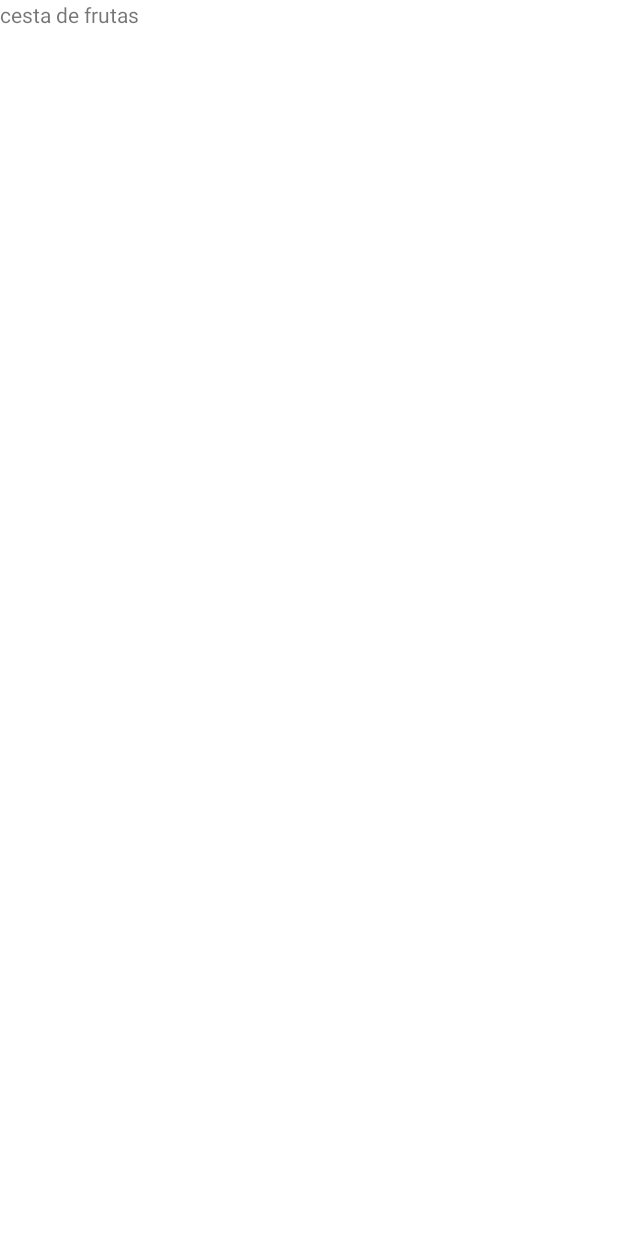
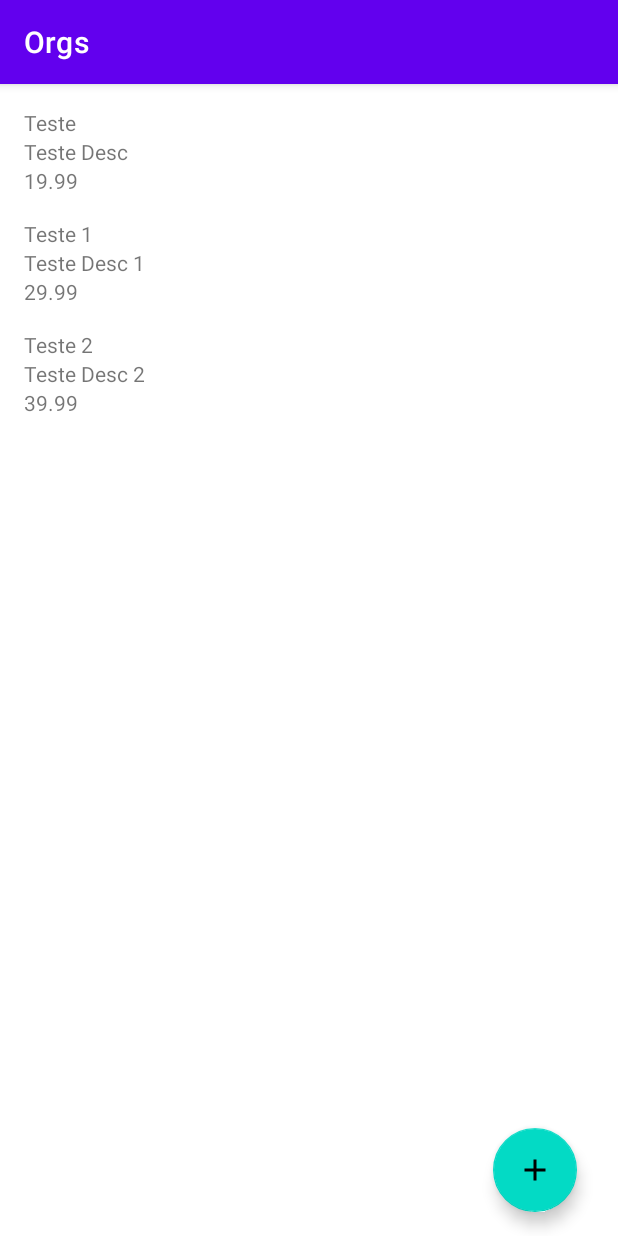
Before and after one commit to guing2003/Orgs, an Android app: the screen it shows after launch (MainActivity), on a phone screen of 412 x 824 dp. Before the commit the screen is almost empty. Run offline under Robolectric (Android 15) with nearby library versions, the phone set to English and light mode, and no system bars.

Commit message:
Adicionando navegação entre as telas

```diff
--- a/app/build.gradle.kts
+++ b/app/build.gradle.kts
@@ -5,7 +5,7 @@ plugins {
 
 android {
     namespace = "com.guilhermedelecrode.orgs"
-    compileSdk = 34
+    compileSdk = 35
 
     defaultConfig {
         applicationId = "com.guilhermedelecrode.orgs"
@@ -37,9 +37,12 @@ android {
 
 dependencies {
 
+
     implementation(libs.androidx.core.ktx)
     implementation(libs.androidx.appcompat)
     implementation(libs.material)
+    implementation(libs.androidx.activity)
+    implementation(libs.androidx.constraintlayout)
     testImplementation(libs.junit)
     androidTestImplementation(libs.androidx.junit)
     androidTestImplementation(libs.androidx.espresso.core)
--- a/app/src/main/java/com/guilhermedelecrode/orgs/MainActivity.kt
+++ /dev/null
@@ -1,12 +0,0 @@
-package com.guilhermedelecrode.orgs
-
-import android.app.Activity
-import android.os.Bundle
-
-class MainActivity : Activity() {
-
-    override fun onCreate(savedInstanceState: Bundle?) {
-        super.onCreate(savedInstanceState)
-        setContentView(R.layout.activity_main)
-    }
-}
--- /dev/null
+++ b/app/src/main/java/com/guilhermedelecrode/orgs/adapter/ListaProdutosAdapter.kt
@@ -0,0 +1,44 @@
+package com.guilhermedelecrode.orgs.adapter
+
+import android.content.Context
+import android.view.LayoutInflater
+import android.view.View
+import android.view.ViewGroup
+import android.widget.TextView
+import androidx.recyclerview.widget.RecyclerView
+import com.guilhermedelecrode.orgs.R
+import com.guilhermedelecrode.orgs.model.Produtos
+import org.w3c.dom.Text
+
+class ListaProdutosAdapter(
+    private val produtos: List<Produtos>,
+    private val context : Context
+) : RecyclerView.Adapter<ListaProdutosAdapter.ViewHolder>() {
+
+    class ViewHolder(view: View) : RecyclerView.ViewHolder(view) {
+        fun vincula(produtos: Produtos) {
+            val nome = itemView.findViewById<TextView>(R.id.nome)
+            nome.text = produtos.nome
+
+            val descricao = itemView.findViewById<TextView>(R.id.descricao)
+            descricao.text = produtos.descricao
+
+            val valor = itemView.findViewById<TextView>(R.id.valor)
+            valor.text = produtos.valor.toPlainString()
+        }
+    }
+
+    override fun onCreateViewHolder(parent: ViewGroup, viewType: Int): ViewHolder {
+        val inflater = LayoutInflater.from(context)
+        val view = inflater.inflate(R.layout.produto_item, parent, false)
+        return ViewHolder(view)
+    }
+    override fun onBindViewHolder(holder: ViewHolder, position: Int) {
+        val produtos = produtos[position]
+        holder.vincula(produtos)
+    }
+
+    override fun getItemCount(): Int = produtos.size
+
+
+}
--- /dev/null
+++ b/app/src/main/java/com/guilhermedelecrode/orgs/model/Produtos.kt
@@ -0,0 +1,9 @@
+package com.guilhermedelecrode.orgs.model
+
+import java.math.BigDecimal
+
+data class Produtos(
+    val nome: String,
+    val descricao: String,
+    val valor: BigDecimal
+)
--- /dev/null
+++ b/app/src/main/java/com/guilhermedelecrode/orgs/ui/MainActivity.kt
@@ -0,0 +1,47 @@
+package com.guilhermedelecrode.orgs.ui
+
+import android.content.Intent
+import android.os.Bundle
+import androidx.appcompat.app.AppCompatActivity
+import androidx.recyclerview.widget.LinearLayoutManager
+import androidx.recyclerview.widget.RecyclerView
+import com.google.android.material.floatingactionbutton.FloatingActionButton
+import com.guilhermedelecrode.orgs.R
+import com.guilhermedelecrode.orgs.adapter.ListaProdutosAdapter
+import com.guilhermedelecrode.orgs.model.Produtos
+import java.math.BigDecimal
+
+class MainActivity : AppCompatActivity() {
+
+    override fun onCreate(savedInstanceState: Bundle?) {
+        super.onCreate(savedInstanceState)
+        setContentView(R.layout.activity_main)
+
+        val recyclerView = findViewById<RecyclerView>(R.id.recyclerView)
+        recyclerView.adapter = ListaProdutosAdapter(
+            context = this, produtos = listOf(
+                Produtos(
+                    nome = "Teste",
+                    descricao = "Teste Desc",
+                    valor = BigDecimal("19.99")
+                ), Produtos(
+                    nome = "Teste 1",
+                    descricao = "Teste Desc 1",
+                    valor = BigDecimal("29.99")
+                ), Produtos(
+                    nome = "Teste 2",
+                    descricao = "Teste Desc 2",
+                    valor = BigDecimal("39.99")
+                )
+            )
+        )
+        recyclerView.layoutManager = LinearLayoutManager(this)
+
+        val fab = findViewById<FloatingActionButton>(R.id.fab_main)
+
+        fab.setOnClickListener{
+            val intent = Intent(this, FormularioProdutoActivity::class.java)
+            startActivity(intent)
+        }
+    }
+}
--- /dev/null
+++ b/app/src/main/res/drawable/baseline_add_24.xml
@@ -0,0 +1,5 @@
+<vector xmlns:android="http://schemas.android.com/apk/res/android" android:height="24dp" android:tint="#000000" android:viewportHeight="24" android:viewportWidth="24" android:width="24dp">
+
+    <path android:fillColor="@android:color/white" android:pathData="M19,13h-6v6h-2v-6H5v-2h6V5h2v6h6v2z"/>
+
+</vector>
--- a/app/src/main/res/layout/activity_main.xml
+++ b/app/src/main/res/layout/activity_main.xml
@@ -1,16 +1,29 @@
 <?xml version="1.0" encoding="utf-8"?>
 <androidx.constraintlayout.widget.ConstraintLayout xmlns:android="http://schemas.android.com/apk/res/android"
-    xmlns:tools="http://schemas.android.com/tools"
     android:layout_width="match_parent"
     android:layout_height="match_parent"
-    xmlns:app="http://schemas.android.com/apk/res-auto">
+    xmlns:app="http://schemas.android.com/apk/res-auto"
+    xmlns:tools="http://schemas.android.com/tools">
 
 
-    <TextView
-        android:id="@+id/textView"
+    <androidx.recyclerview.widget.RecyclerView
+        android:id="@+id/recyclerView"
+        android:layout_width="0dp"
+        android:layout_height="wrap_content"
+        app:layout_constraintEnd_toEndOf="parent"
+        app:layout_constraintStart_toStartOf="parent"
+        app:layout_constraintTop_toTopOf="parent"
+        tools:listitem="@layout/produto_item" />
+
+    <com.google.android.material.floatingactionbutton.FloatingActionButton
+        android:id="@+id/fab_main"
         android:layout_width="wrap_content"
         android:layout_height="wrap_content"
-        android:text="cesta de frutas"
-        tools:layout_editor_absoluteX="118dp"
-        tools:layout_editor_absoluteY="151dp" />
+        android:layout_marginBottom="16dp"
+        android:clickable="true"
+        app:layout_constraintBottom_toBottomOf="parent"
+        app:layout_constraintEnd_toEndOf="parent"
+        app:layout_constraintHorizontal_bias="0.923"
+        app:layout_constraintStart_toStartOf="parent"
+        app:srcCompat="@drawable/baseline_add_24" />
 </androidx.constraintlayout.widget.ConstraintLayout>
--- /dev/null
+++ b/app/src/main/res/layout/produto_item.xml
@@ -0,0 +1,39 @@
+<?xml version="1.0" encoding="utf-8"?>
+<androidx.constraintlayout.widget.ConstraintLayout xmlns:android="http://schemas.android.com/apk/res/android"
+    android:layout_width="match_parent"
+    android:layout_height="wrap_content"
+    xmlns:tools="http://schemas.android.com/tools"
+    xmlns:app="http://schemas.android.com/apk/res-auto">
+
+
+    <TextView
+        android:id="@+id/nome"
+        android:layout_margin="16dp"
+        android:layout_width="match_parent"
+        android:layout_height="wrap_content"
+        tools:text="Cesta de Frutas"
+        app:layout_constraintEnd_toEndOf="parent"
+        app:layout_constraintStart_toStartOf="parent"
+        app:layout_constraintTop_toTopOf="parent" />
+
+    <TextView
+        android:id="@+id/descricao"
+        android:layout_marginLeft="16dp"
+        android:layout_width="match_parent"
+        android:layout_height="wrap_content"
+        tools:text="Laranja, Manga, Uva"
+        app:layout_constraintEnd_toEndOf="parent"
+        app:layout_constraintStart_toStartOf="parent"
+        app:layout_constraintTop_toBottomOf="@id/nome"  />
+
+    <TextView
+        android:id="@+id/valor"
+        android:layout_marginLeft="16dp"
+        android:layout_width="match_parent"
+        android:layout_height="wrap_content"
+        tools:text="R$: 9,99"
+        app:layout_constraintEnd_toEndOf="parent"
+        app:layout_constraintStart_toStartOf="parent"
+        app:layout_constraintTop_toBottomOf="@id/descricao" />
+
+</androidx.constraintlayout.widget.ConstraintLayout>
```
Also changed, not shown: app/src/main/AndroidManifest.xml (+6 -1 lines), app/src/main/java/com/guilhermedelecrode/orgs/ui/FormularioProdutoActivity.kt (added, +48 -0 lines), app/src/main/res/layout/activity_formulario_produto.xml (added, +58 -0 lines), gradle/libs.versions.toml (+6 -2 lines).
